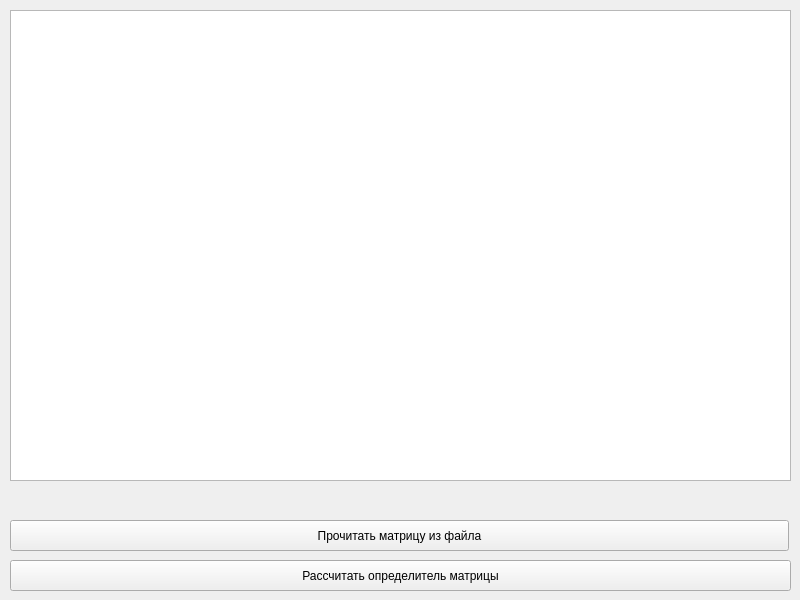
Old version of the form form.ui in the repository alex9127git/MatrixCalculator.
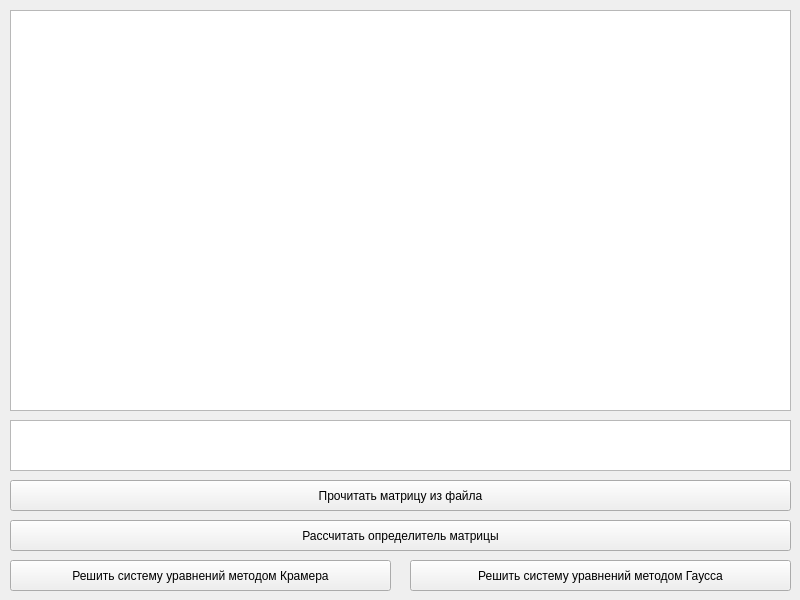
New version of the form.

Commit message:
Added GUI for Cramer's rule matrix solving
- Added button for solving matrices through Cramer's rule
- Added a message to see if the program is busy calculating something

Patch:
```diff
--- a/form.ui
+++ b/form.ui
@@ -20,7 +20,7 @@
       <x>10</x>
       <y>10</y>
       <width>781</width>
-      <height>471</height>
+      <height>401</height>
      </rect>
     </property>
     <attribute name="horizontalHeaderVisible">
@@ -34,7 +34,7 @@
     <property name="geometry">
      <rect>
       <x>10</x>
-      <y>560</y>
+      <y>520</y>
       <width>781</width>
       <height>31</height>
      </rect>
@@ -43,28 +43,12 @@
      <string>Рассчитать определитель матрицы</string>
     </property>
    </widget>
-   <widget class="QLabel" name="output_label">
-    <property name="geometry">
-     <rect>
-      <x>10</x>
-      <y>490</y>
-      <width>781</width>
-      <height>21</height>
-     </rect>
-    </property>
-    <property name="text">
-     <string/>
-    </property>
-    <property name="alignment">
-     <set>Qt::AlignCenter</set>
-    </property>
-   </widget>
    <widget class="QPushButton" name="read_matrix_button">
     <property name="geometry">
      <rect>
       <x>10</x>
-      <y>520</y>
-      <width>779</width>
+      <y>480</y>
+      <width>781</width>
       <height>31</height>
      </rect>
     </property>
@@ -72,6 +56,45 @@
      <string>Прочитать матрицу из файла</string>
     </property>
    </widget>
+   <widget class="QPushButton" name="solve_cramer_button">
+    <property name="geometry">
+     <rect>
+      <x>10</x>
+      <y>560</y>
+      <width>381</width>
+      <height>31</height>
+     </rect>
+    </property>
+    <property name="text">
+     <string>Решить систему уравнений методом Крамера</string>
+    </property>
+   </widget>
+   <widget class="QPushButton" name="solve_gauss_button">
+    <property name="geometry">
+     <rect>
+      <x>410</x>
+      <y>560</y>
+      <width>381</width>
+      <height>31</height>
+     </rect>
+    </property>
+    <property name="text">
+     <string>Решить систему уравнений методом Гаусса</string>
+    </property>
+   </widget>
+   <widget class="QTextEdit" name="status_widget">
+    <property name="geometry">
+     <rect>
+      <x>10</x>
+      <y>420</y>
+      <width>781</width>
+      <height>51</height>
+     </rect>
+    </property>
+    <property name="readOnly">
+     <bool>true</bool>
+    </property>
+   </widget>
   </widget>
  </widget>
  <resources/>
```
The commit also changes 2 other files.
